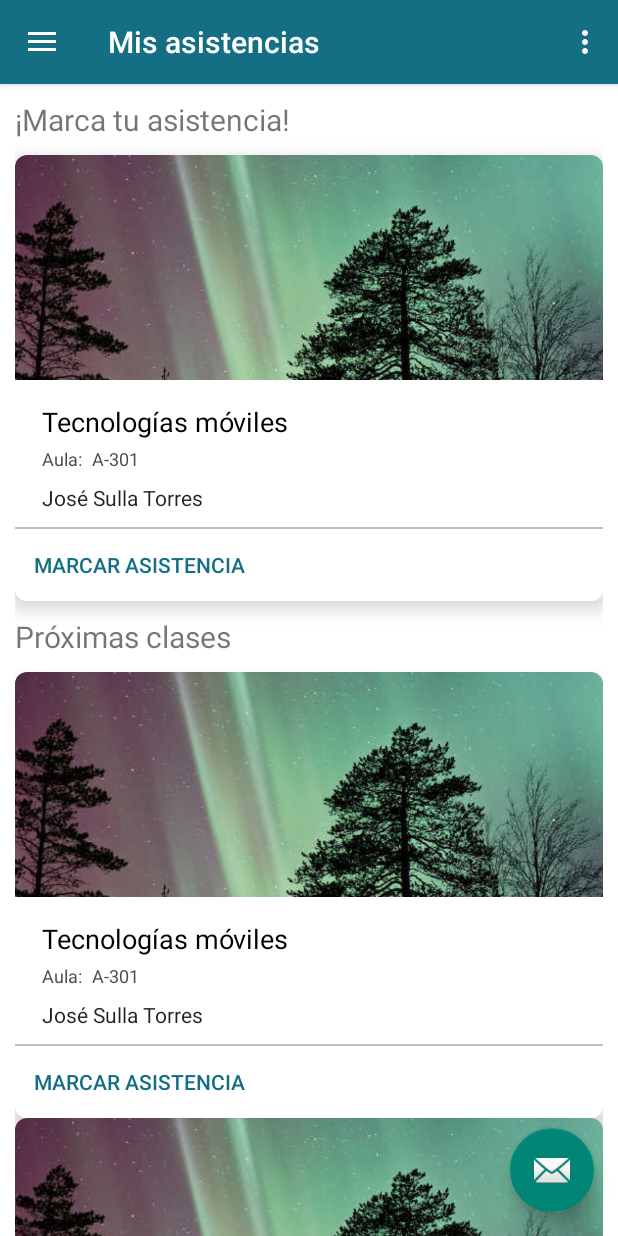
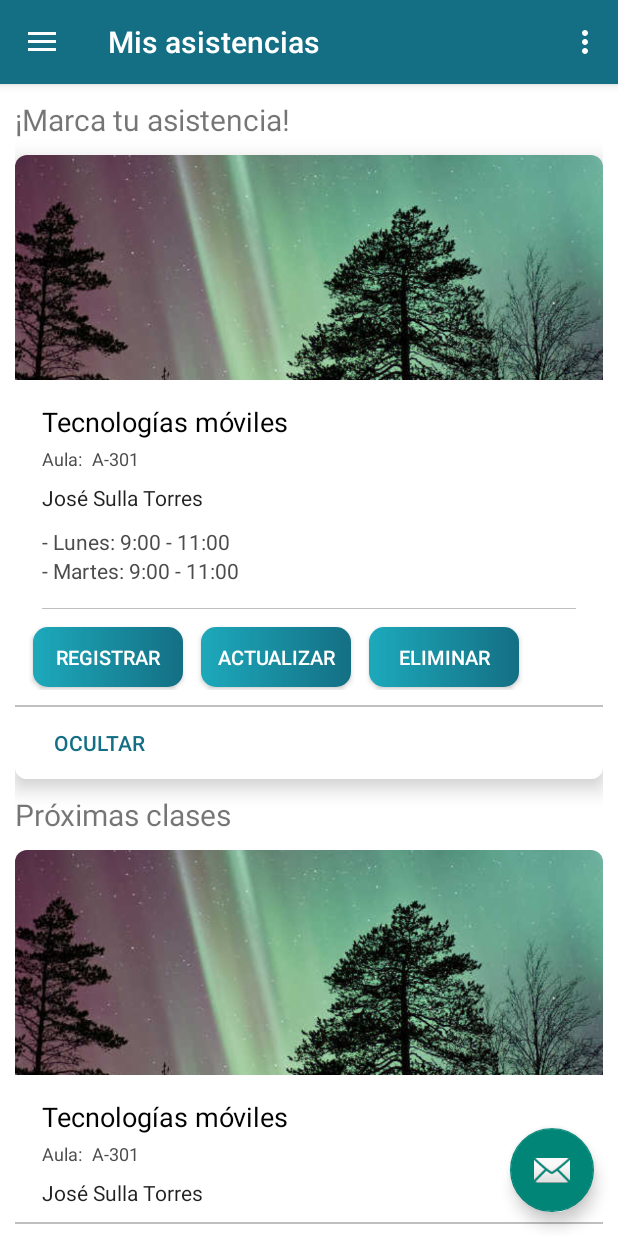
Before and after one commit to NicolasPCS/ASYS, an Android app: the screen it shows after launch once a user with an empty profile is signed in (MainActivity), in the options menu, after a tap on "Ajustes", on a phone screen of 412 x 824 dp. Run offline under Robolectric (Android 15) with nearby library versions, the phone set to English and light mode, and no system bars; our stand-ins replace Firebase (no records; nobody signed in at launch, a user with empty details on screens opened directly), navigation-ui; libraries missing offline, so code that uses them is left out: cn.pedant; 1 statement that could not run was skipped.

```diff
--- /dev/null
+++ b/app/src/main/java/com/example/asys/ui/home/AdminSQLiteOpenHelper.java
@@ -0,0 +1,23 @@
+package com.example.asys.ui.home;
+
+import android.content.Context;
+import android.database.sqlite.SQLiteDatabase;
+import android.database.sqlite.SQLiteOpenHelper;
+import androidx.annotation.Nullable;
+
+public class AdminSQLiteOpenHelper extends SQLiteOpenHelper {
+    public AdminSQLiteOpenHelper(@Nullable Context context, @Nullable String name,
+                                 @Nullable SQLiteDatabase.CursorFactory factory, int
+                                         version) {
+        super(context, name, factory, version);
+    }
+
+    @Override
+    public void onCreate(SQLiteDatabase BaseDeDatos) {
+        BaseDeDatos.execSQL("create table asistencias(codigo int primary key, nombre text, descripcion text, hora text, horario text)");
+    }
+
+    @Override
+    public void onUpgrade(SQLiteDatabase sqLiteDatabase, int i, int i1) {
+    }
+}
--- a/app/src/main/res/layout/card_course_item.xml
+++ b/app/src/main/res/layout/card_course_item.xml
@@ -77,6 +77,7 @@
             android:orientation="vertical"
             android:visibility="gone">
 
+
             <TextView
                 android:id="@+id/primerTurno"
                 android:layout_width="wrap_content"
@@ -112,10 +113,10 @@
                 android:layout_marginTop="10dp">
 
                 <Button
-                    android:id="@+id/btnAsistenciaIngreso"
+                    android:id="@+id/btnRegistroAsistencia"
                     android:layout_width="100dp"
                     android:layout_height="40dp"
-                    android:text="Ingreso"
+                    android:text="REGISTRAR"
                     android:textSize="13sp"
                     android:background="@drawable/login_button"
                     android:textColor="@color/white"
@@ -125,10 +126,23 @@
                     android:elevation="0dp"/>
 
                 <Button
-                    android:id="@+id/btnAsistenciaSalida"
+                    android:id="@+id/btnActualizarAsistencia"
                     android:layout_width="100dp"
                     android:layout_height="40dp"
-                    android:text="Salida"
+                    android:text="ACTUALIZAR"
+                    android:textSize="13sp"
+                    android:background="@drawable/login_button"
+                    android:textColor="@color/white"
+                    android:layout_marginStart="12dp"
+                    android:layout_marginTop="2dp"
+                    android:layout_marginBottom="2dp"
+                    android:elevation="0dp"/>
+
+                <Button
+                    android:id="@+id/btnEliminarAsistencia"
+                    android:layout_width="100dp"
+                    android:layout_height="40dp"
+                    android:text="ELIMINAR"
                     android:textSize="13sp"
                     android:background="@drawable/login_button"
                     android:textColor="@color/white"
```
Also changed, not shown: app/src/main/java/com/example/asys/ui/home/HomeFragment.java (+101 -60 lines).
